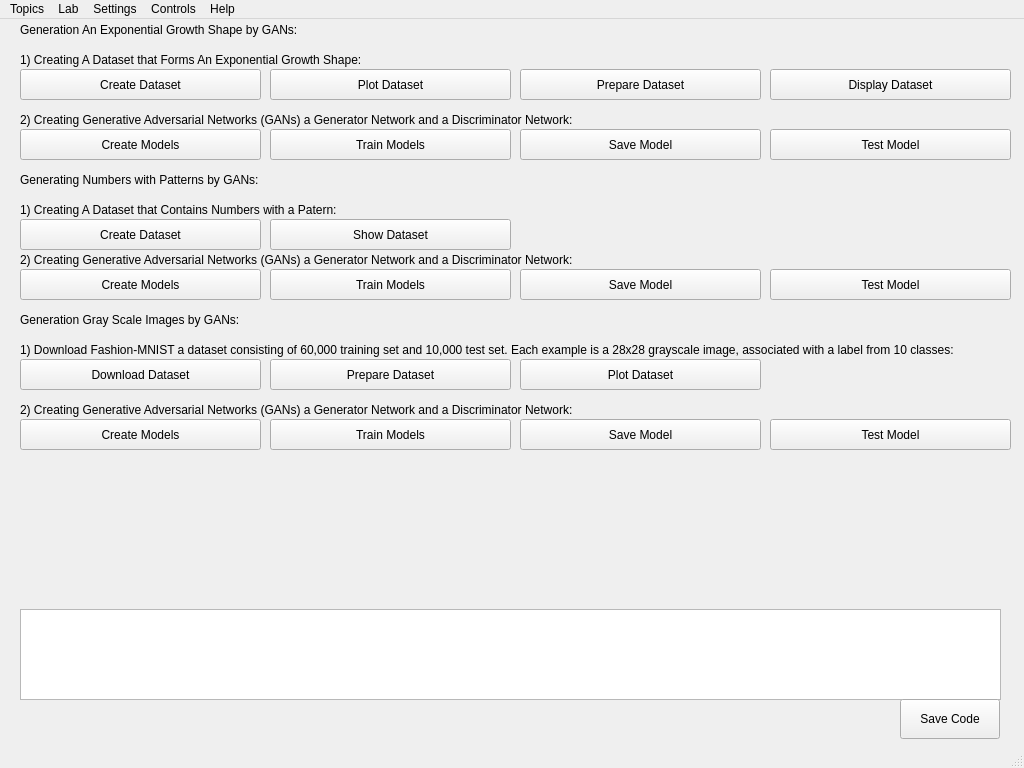
Qt form ui.ui (mehrdadeahady/CV_with_ML_and_DL_and_GANs) before a commit.
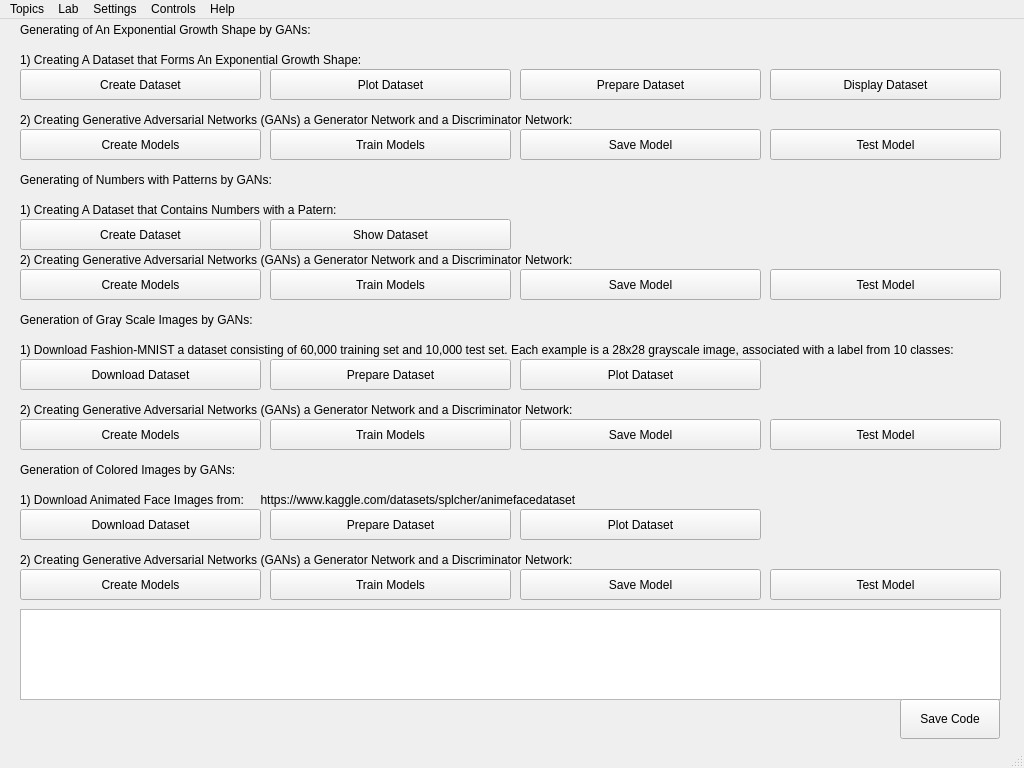
The same form after that commit. Icons and pictures are not drawn.

Commit message: Generating Colored Images Added to Simple GANs.

Diff of the .ui file:
```diff
--- a/ui.ui
+++ b/ui.ui
@@ -4936,7 +4936,7 @@
        </rect>
       </property>
       <property name="text">
-       <string>Generation An Exponential Growth Shape by GANs:</string>
+       <string>Generating of An Exponential Growth Shape by GANs:</string>
       </property>
      </widget>
      <widget class="QTextBrowser" name="textBrowser_SimpleGANs">
@@ -4972,7 +4972,7 @@
        </rect>
       </property>
       <property name="text">
-       <string>Generating Numbers with Patterns by GANs:</string>
+       <string>Generating of Numbers with Patterns by GANs:</string>
       </property>
      </widget>
      <widget class="QPushButton" name="pushButton_CreateDataset_Shape_SimpleGANs">
@@ -5019,7 +5019,7 @@
        <rect>
         <x>760</x>
         <y>50</y>
-        <width>241</width>
+        <width>231</width>
         <height>31</height>
        </rect>
       </property>
@@ -5097,7 +5097,7 @@
        <rect>
         <x>760</x>
         <y>110</y>
-        <width>241</width>
+        <width>231</width>
         <height>31</height>
        </rect>
       </property>
@@ -5201,7 +5201,7 @@
        <rect>
         <x>760</x>
         <y>250</y>
-        <width>241</width>
+        <width>231</width>
         <height>31</height>
        </rect>
       </property>
@@ -5284,7 +5284,7 @@
        </rect>
       </property>
       <property name="text">
-       <string>Generation Gray Scale Images by GANs:</string>
+       <string>Generation of Gray Scale Images by GANs:</string>
       </property>
      </widget>
      <widget class="QPushButton" name="pushButton_TestModel_GrayImages_SimpleGANs">
@@ -5292,7 +5292,7 @@
        <rect>
         <x>760</x>
         <y>400</y>
-        <width>241</width>
+        <width>231</width>
         <height>31</height>
        </rect>
       </property>
@@ -5339,6 +5339,136 @@
        <string>Create Models</string>
       </property>
      </widget>
+     <widget class="QPushButton" name="pushButton_PrepareDataset_ColoredImages_SimpleGANs">
+      <property name="geometry">
+       <rect>
+        <x>260</x>
+        <y>490</y>
+        <width>241</width>
+        <height>31</height>
+       </rect>
+      </property>
+      <property name="text">
+       <string>Prepare Dataset</string>
+      </property>
+     </widget>
+     <widget class="QLabel" name="label_ColoredImages_Step1_SimpleGANs">
+      <property name="geometry">
+       <rect>
+        <x>10</x>
+        <y>470</y>
+        <width>981</width>
+        <height>21</height>
+       </rect>
+      </property>
+      <property name="text">
+       <string>1) Download Animated Face Images from:     https://www.kaggle.com/datasets/splcher/animefacedataset          </string>
+      </property>
+     </widget>
+     <widget class="QPushButton" name="pushButton_SaveModel_ColoredImages_SimpleGANs">
+      <property name="geometry">
+       <rect>
+        <x>510</x>
+        <y>550</y>
+        <width>241</width>
+        <height>31</height>
+       </rect>
+      </property>
+      <property name="text">
+       <string>Save Model</string>
+      </property>
+     </widget>
+     <widget class="QPushButton" name="pushButton_DownloadDataset_ColoredImages_SimpleGANs">
+      <property name="geometry">
+       <rect>
+        <x>10</x>
+        <y>490</y>
+        <width>241</width>
+        <height>31</height>
+       </rect>
+      </property>
+      <property name="text">
+       <string>Download Dataset</string>
+      </property>
+     </widget>
+     <widget class="QPushButton" name="pushButton_PlotDataset_ColoredImages_SimpleGANs">
+      <property name="geometry">
+       <rect>
+        <x>510</x>
+        <y>490</y>
+        <width>241</width>
+        <height>31</height>
+       </rect>
+      </property>
+      <property name="text">
+       <string>Plot Dataset</string>
+      </property>
+     </widget>
+     <widget class="QPushButton" name="pushButton_CreateModels_ColoredImages_SimpleGANs">
+      <property name="geometry">
+       <rect>
+        <x>10</x>
+        <y>550</y>
+        <width>241</width>
+        <height>31</height>
+       </rect>
+      </property>
+      <property name="text">
+       <string>Create Models</string>
+      </property>
+     </widget>
+     <widget class="QLabel" name="label_ColoredImages_SimpleGANs">
+      <property name="geometry">
+       <rect>
+        <x>10</x>
+        <y>440</y>
+        <width>981</width>
+        <height>21</height>
+       </rect>
+      </property>
+      <property name="text">
+       <string>Generation of Colored Images by GANs:</string>
+      </property>
+     </widget>
+     <widget class="QPushButton" name="pushButton_TestModel_ColoredImages_SimpleGANs">
+      <property name="geometry">
+       <rect>
+        <x>760</x>
+        <y>550</y>
+        <width>231</width>
+        <height>31</height>
+       </rect>
+      </property>
+      <property name="text">
+       <string>Test Model</string>
+      </property>
+     </widget>
+     <widget class="QPushButton" name="pushButton_TrainModels_ColoredImages_SimpleGANs">
+      <property name="geometry">
+       <rect>
+        <x>260</x>
+        <y>550</y>
+        <width>241</width>
+        <height>31</height>
+       </rect>
+      </property>
+      <property name="text">
+       <string>Train Models</string>
+      </property>
+     </widget>
+     <widget class="QLabel" name="label_ColoredImages_Step2_SimpleGANs">
+      <property name="geometry">
+       <rect>
+        <x>10</x>
+        <y>530</y>
+        <width>981</width>
+        <height>21</height>
+       </rect>
+      </property>
+      <property name="text">
+       <string>2) Creating Generative Adversarial Networks (GANs) a Generator Network and a Discriminator Network:</string>
+      </property>
+     </widget>
     </widget>
     <widget class="QWidget" name="page_AboutAuthorDeveloper">
      <widget class="QTextBrowser" name="textBrowser_AboutAuthorDeveloper">
```
The commit also changes 4 other files.
